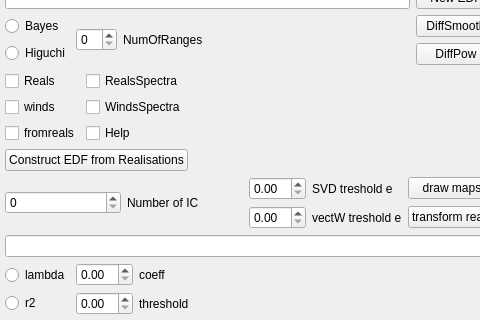
This is mainwindow.ui in ArtfulVampire/SecondGUIrepo as Qt 5 draws it before an edit; both pictures show x 500 to 980 and y 379 to 699 of the 1207 by 935 pixel window. The edited form follows.
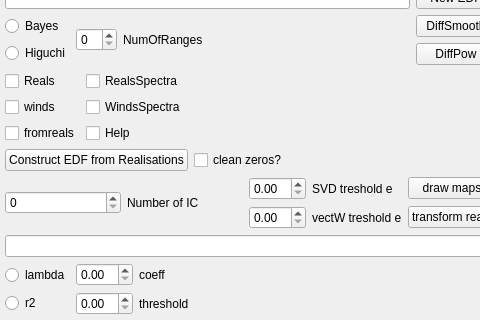
This is the edited form.

Commit message: Gauss matrixInvert, splitZeros fixed and tried with ICA

Diff of the .ui file:
```diff
--- a/mainwindow.ui
+++ b/mainwindow.ui
@@ -451,6 +451,13 @@
          </property>
         </widget>
        </item>
+       <item>
+        <widget class="QCheckBox" name="cleanZerosCheckBox">
+         <property name="text">
+          <string>clean zeros?</string>
+         </property>
+        </widget>
+       </item>
        <item>
         <spacer name="horizontalSpacer">
          <property name="orientation">
```
The commit also changes 5 other files.
